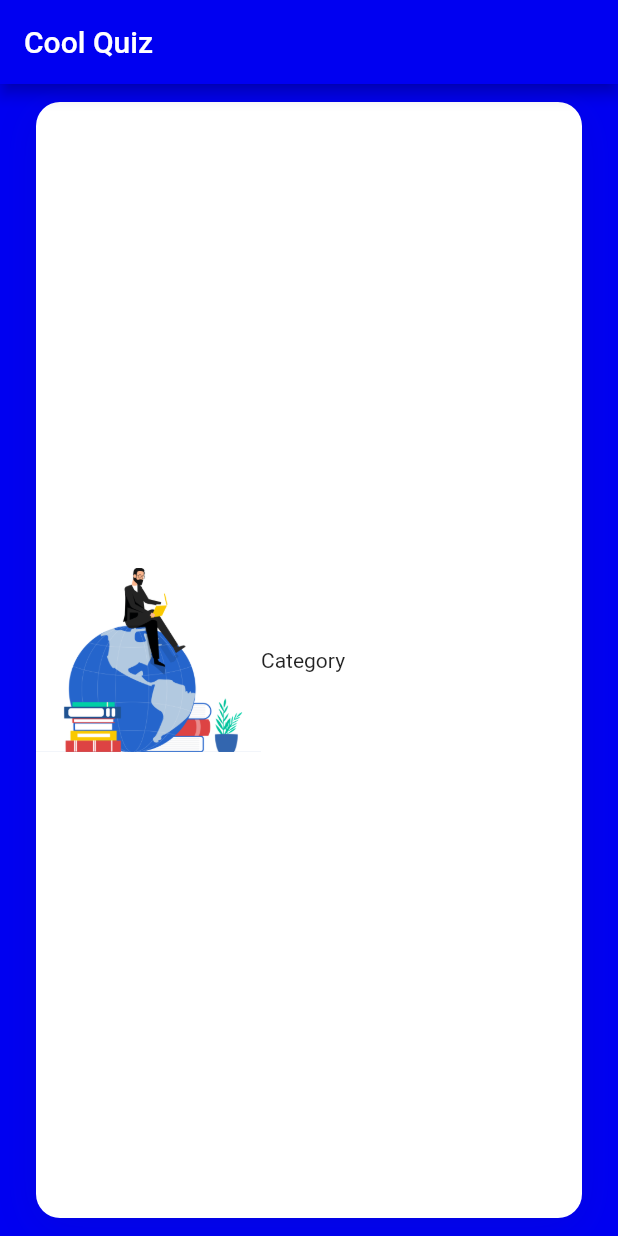
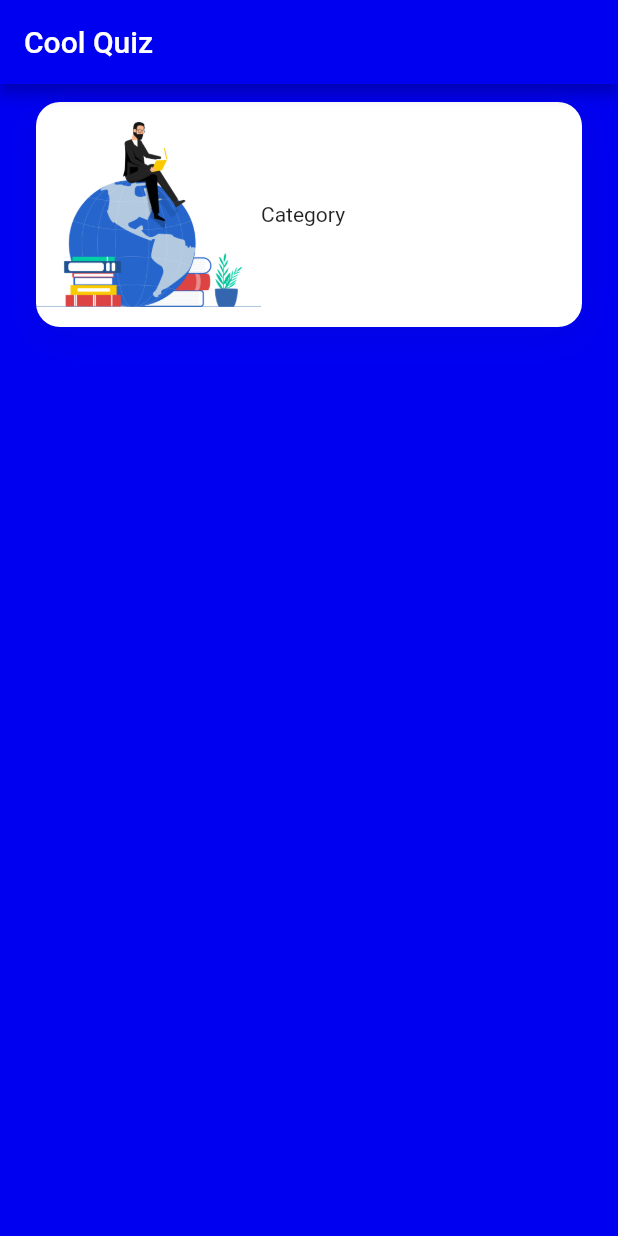
Before and after one commit to andresnascimento/flutter-quizz-app, a Flutter app: the screen it shows after launch, on a phone screen of 412 x 824 dp. Run offline on Flutter 3.47's test engine with Material 2 defaults, Android fonts, the phone set to English and light mode, and no system bars.

Commit message:
home refactor and navegation to quiz_page

```diff
--- /dev/null
+++ b/lib/category_card.dart
@@ -0,0 +1,50 @@
+import 'package:flutter/material.dart';
+import 'page_question.dart';
+
+const defaultBoxShadow = BoxShadow(
+  color: Color.fromRGBO(19, 25, 159, .2),
+  blurRadius: 24.0, // soften the shadow
+  spreadRadius: 0.0, //extend the shadow
+  offset: Offset(
+    0.0, // Move to right 10  horizontally
+    6.0, // Move to bottom 10 Vertically
+  ),
+);
+
+const defaultBorderRadius = 16.0;
+
+class CategoryCard extends StatelessWidget {
+  CategoryCard({@required this.categoryImage, @required this.categoryText});
+
+  final String categoryImage;
+  final Text categoryText;
+
+  @override
+  Widget build(BuildContext context) {
+    return GestureDetector(
+      onTap: () {
+        Navigator.push(context,
+            new MaterialPageRoute(builder: (context) => QuizPage()));
+      },
+      child: Container(
+        margin: EdgeInsets.symmetric(vertical: 12, horizontal: 24),
+        decoration: BoxDecoration(
+          color: Colors.white,
+          borderRadius: BorderRadius.circular(defaultBorderRadius),
+          boxShadow: [defaultBoxShadow],
+        ),
+        child: Row(
+          children: <Widget>[
+            Image.asset(
+              categoryImage,
+              width: 150.0,
+              height: 150.0,
+              fit: BoxFit.contain,
+            ),
+            categoryText,
+          ],
+        ),
+      ),
+    );
+  }
+}
--- a/lib/page_home.dart
+++ b/lib/page_home.dart
@@ -1,4 +1,5 @@
 import 'package:flutter/material.dart';
+import 'category_card.dart';
 
 class QuizList extends StatefulWidget {
 
@@ -12,41 +13,9 @@ class _QuizListState extends State<QuizList> {
     return Container(
        child: Column(
          children: <Widget>[
-           Expanded(
-             child: Container(
-              margin: EdgeInsets.symmetric(vertical: 12, horizontal: 24),
-              decoration: BoxDecoration(
-                color: Colors.white,
-                borderRadius: BorderRadius.circular(16.0),
-                boxShadow: [//background color of box
-                  BoxShadow(
-                    color: Color.fromRGBO(19, 25, 159, .2),
-                    blurRadius: 24.0, // soften the shadow
-                    spreadRadius: 0.0, //extend the shadow
-                    offset: Offset(
-                      0.0, // Move to right 10  horizontally
-                      6.0, // Move to bottom 10 Vertically
-                    ),
-                  )
-                ],
-               ),
-               child: Row(
-                 children: <Widget>[
-                   Container(
-                     width: 150.0,
-                     height: 150.0,
-                     alignment: Alignment.center,
-                     decoration: BoxDecoration(
-                       image: DecorationImage(
-                         image: AssetImage('images/category.png'),
-                         fit: BoxFit.contain
-                       )
-                     ),
-                   ),
-                   Text('Category')
-                 ],
-               ),
-             ),
+           CategoryCard(
+             categoryImage: 'images/category.png',
+             categoryText: Text('Category'),
            )
          ],
        ),
```
Also changed, not shown: lib/main.dart (+4 -5 lines), lib/page_question.dart (+11 -21 lines), 161 other files.
